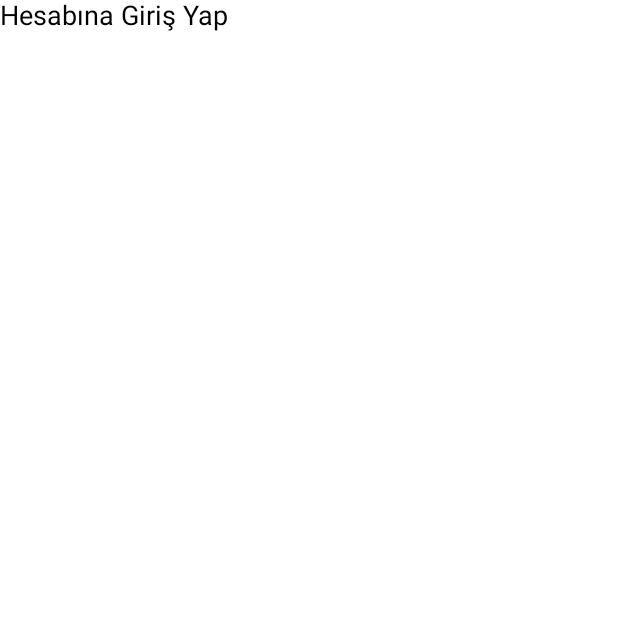
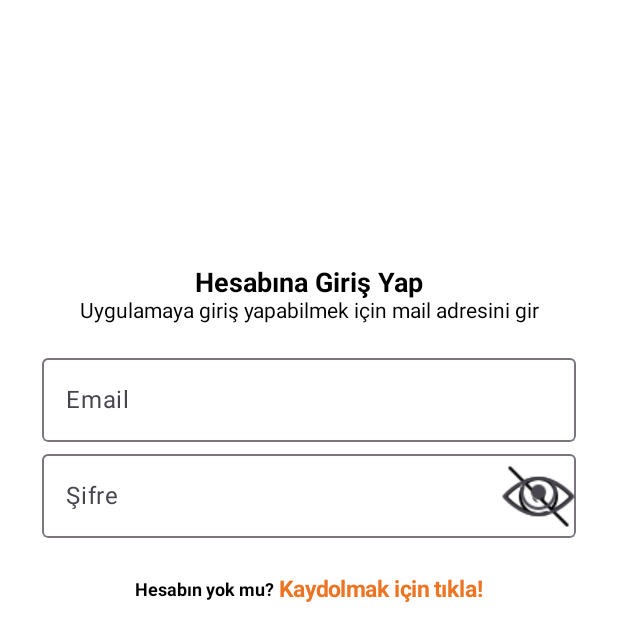
Before and after one commit to akdenizcse/cse234_fooddelivery_termproject, an Android app built with Jetpack Compose: the @Preview function DefaultPreview0fSignUpScreen, on a phone screen of 412 x 824 dp. Shown: the top 642 px of the screen. Run offline under Robolectric (Android 15) with nearby library versions, the light colour scheme and no system bars.

Commit message:
Continuation of the login page

```diff
--- a/app/build.gradle.kts
+++ b/app/build.gradle.kts
@@ -88,4 +88,5 @@ dependencies {
     //LiveData
     implementation ("androidx.lifecycle:lifecycle-livedata:2.8.0")
 
+    //Eray:
 }
--- a/app/src/main/java/com/example/fooddeliveryproject/View/AuthPages/AppComponents.kt
+++ b/app/src/main/java/com/example/fooddeliveryproject/View/AuthPages/AppComponents.kt
@@ -1,18 +1,67 @@
 package com.example.fooddeliveryproject.View.AuthPages
 
+import android.util.Log
 import androidx.compose.foundation.Image
+import androidx.compose.foundation.clickable
+import androidx.compose.foundation.layout.Arrangement
+import androidx.compose.foundation.layout.Box
+import androidx.compose.foundation.layout.Row
 import androidx.compose.foundation.layout.fillMaxWidth
+import androidx.compose.foundation.layout.height
 import androidx.compose.foundation.layout.heightIn
+import androidx.compose.foundation.text.ClickableText
+import androidx.compose.foundation.text.KeyboardOptions
+import androidx.compose.material3.ExperimentalMaterial3Api
+import androidx.compose.material3.Icon
+import androidx.compose.material3.MaterialTheme
+import androidx.compose.material3.OutlinedTextField
 import androidx.compose.material3.Text
+import androidx.compose.material3.TextFieldDefaults
 import androidx.compose.runtime.Composable
+import androidx.compose.runtime.mutableStateOf
+import androidx.compose.runtime.remember
+import androidx.compose.ui.Alignment
 import androidx.compose.ui.Modifier
+import androidx.compose.ui.draw.clip
+import androidx.compose.ui.graphics.Color
 import androidx.compose.ui.res.colorResource
+import androidx.compose.ui.res.painterResource
+import androidx.compose.ui.text.SpanStyle
 import androidx.compose.ui.text.TextStyle
+import androidx.compose.ui.text.buildAnnotatedString
 import androidx.compose.ui.text.font.FontStyle
 import androidx.compose.ui.text.font.FontWeight
-import androidx.compose.ui.unit.dp
+import androidx.compose.ui.text.input.KeyboardType
+import androidx.compose.ui.text.input.PasswordVisualTransformation
+import androidx.compose.ui.text.input.VisualTransformation
+import androidx.compose.ui.text.style.TextAlign
+import androidx.compose.ui.text.withStyle
 import androidx.compose.ui.unit.sp
 import com.example.fooddeliveryproject.R
+
+
+
+@Composable
+fun HeadingTextComponent(param: String){
+    Text(
+        text = param,
+        modifier = Modifier
+            .fillMaxWidth()
+            .heightIn(),
+        style = TextStyle(
+            fontSize = 18.sp,
+            fontWeight = FontWeight.Bold,
+            fontStyle = FontStyle.Normal
+
+        )
+        ,color = colorResource(id = R.color.signUpBlack),
+        textAlign = TextAlign.Center
+
+    )
+    //Image(painter = painterResource(id = R.drawable.), contentDescription = "Descriptipn")
+}
+
+
 
 @Composable
 fun NormalTextComponent(param: String){
@@ -20,16 +69,137 @@ fun NormalTextComponent(param: String){
         text = param,
         modifier = Modifier
             .fillMaxWidth()
-            .heightIn(min = 80.dp),
+            .heightIn(),
         style = TextStyle(
-            fontSize = 18.sp,
+            fontSize = 14.sp,
             fontWeight = FontWeight.Normal,
             fontStyle = FontStyle.Normal
 
         )
         ,color = colorResource(id = R.color.signUpBlack),
+        textAlign = TextAlign.Center
+
+    )
+}
 
 
+
+
+@OptIn(ExperimentalMaterial3Api::class)  //?
+@Composable
+fun MyTextField(param: String){
+
+    val textValue = remember {
+        mutableStateOf("")
+    }
+
+    OutlinedTextField(
+        modifier = Modifier
+            .fillMaxWidth()
+            .clip(MaterialTheme.shapes.extraSmall),
+        label = { Text(text = param) },
+        colors = TextFieldDefaults.outlinedTextFieldColors(
+            //containerColor = colorResource(id = R.color.backgroundField),
+            focusedBorderColor = Color.Blue,
+            focusedLabelColor = Color.Blue,
+            cursorColor = Color.Blue,
+        ),
+        keyboardOptions = KeyboardOptions.Default,
+        value = textValue.value,
+        onValueChange = {
+            textValue.value = it
+        }
     )
-    //Image(painter = painterResource(id = R.drawable.), contentDescription = "Descriptipn")
 }
+
+
+
+@OptIn(ExperimentalMaterial3Api::class)  //?
+@Composable
+fun PasswordTextField(param: String){
+
+    val password = remember {
+        mutableStateOf("")
+    }
+
+    val passwordVisible = remember{
+        mutableStateOf(false)
+    }
+
+    OutlinedTextField(
+        modifier = Modifier
+            .fillMaxWidth()
+            .clip(MaterialTheme.shapes.extraSmall),
+        label = { Text(text = param) },
+        colors = TextFieldDefaults.outlinedTextFieldColors(
+            //containerColor = colorResource(id = R.color.backgroundField),
+            focusedBorderColor = Color.Blue,
+            focusedLabelColor = Color.Blue,
+            cursorColor = Color.Blue,
+        ),
+        keyboardOptions = KeyboardOptions(keyboardType = KeyboardType.Password),
+        visualTransformation = if(passwordVisible.value) VisualTransformation.None else PasswordVisualTransformation(),
+        value = password.value,
+        onValueChange = {
+            password.value = it
+        },
+
+        trailingIcon = {
+
+            val iconImage = if(passwordVisible.value) {
+                Image(painter = painterResource(id = R.drawable.visible), contentDescription = "Hide")
+            } else{
+                Image(painter = painterResource(id = R.drawable.not_visible), contentDescription = "Unhide")
+            }
+
+            Icon(painter = painterResource(id = R.drawable.visible), contentDescription = "", modifier = Modifier.clickable {
+                passwordVisible.value = !passwordVisible.value
+            })
+        }
+
+    )
+}
+
+
+
+
+
+
+@Composable
+fun ClickableTextComponent(param1: String, param2: String){
+
+    Row(modifier = Modifier.fillMaxWidth(), verticalAlignment = Alignment.CenterVertically, horizontalArrangement = Arrangement.Center){
+        Text(
+            text = param1,
+            modifier = Modifier
+                .heightIn(),
+            style = TextStyle(
+                fontSize = 12.sp,
+                fontWeight = FontWeight.Bold,
+                fontStyle = FontStyle.Normal
+
+            )
+            ,color = colorResource(id = R.color.signUpBlack),
+            textAlign = TextAlign.Center
+        )
+
+        Text(
+            text = param2,
+            modifier = Modifier
+                .heightIn()
+                .clickable {
+                    //Devamss
+                },
+            style = TextStyle(
+                fontSize = 15.sp,
+                fontWeight = FontWeight.Bold,
+                fontStyle = FontStyle.Normal
+
+            )
+            ,color = colorResource(id = R.color.orange),
+            textAlign = TextAlign.Center
+        )
+
+    }
+
+}
--- a/app/src/main/java/com/example/fooddeliveryproject/View/AuthPages/LoginPage.kt
+++ b/app/src/main/java/com/example/fooddeliveryproject/View/AuthPages/LoginPage.kt
@@ -1,19 +1,41 @@
 package com.example.fooddeliveryproject.View.AuthPages
 
+import androidx.compose.foundation.background
+import androidx.compose.foundation.layout.Column
+import androidx.compose.foundation.layout.Spacer
 import androidx.compose.foundation.layout.fillMaxSize
+import androidx.compose.foundation.layout.height
+import androidx.compose.foundation.layout.padding
 import androidx.compose.material.Surface
 import androidx.compose.runtime.Composable
 import androidx.compose.ui.Modifier
 import androidx.compose.ui.graphics.Color
 import androidx.compose.ui.tooling.preview.Preview
+import androidx.compose.ui.unit.dp
 
 @Composable
 fun signUpScreen(){
     Surface(
         color = Color.White,
-        modifier = Modifier.fillMaxSize(),
+        modifier = Modifier
+            .fillMaxSize()
+            .background(Color.White)
+            .padding(28.dp)
+
     ) {
-        NormalTextComponent("Hesabına Giriş Yap")
+        Column(modifier = Modifier.fillMaxSize()) {
+            Spacer(modifier = Modifier.height(150.dp))
+            HeadingTextComponent(param = "Hesabına Giriş Yap")
+            NormalTextComponent("Uygulamaya giriş yapabilmek için mail adresini gir")
+            Spacer(modifier = Modifier.height(15.dp))
+            MyTextField(param = "Email")
+            PasswordTextField(param = "Şifre")
+
+            Spacer(modifier = Modifier.height(25.dp))
+            ClickableTextComponent(param1 = "Hesabın yok mu?", " Kaydolmak için tıkla!")
+
+        }
+
     }
 
 }
--- a/app/src/main/res/values/colors.xml
+++ b/app/src/main/res/values/colors.xml
@@ -9,4 +9,5 @@
     <color name="white">#FFFFFFFF</color>
     <color name="orange">#FFED7423</color>
     <color name="signUpBlack">#000000</color>
+    <color name="backgroundField">#DEDEDE</color>
 </resources>
```
Also changed, not shown: app/src/main/res/drawable/not_visible.png (added), app/src/main/res/drawable/visible.png (added).
